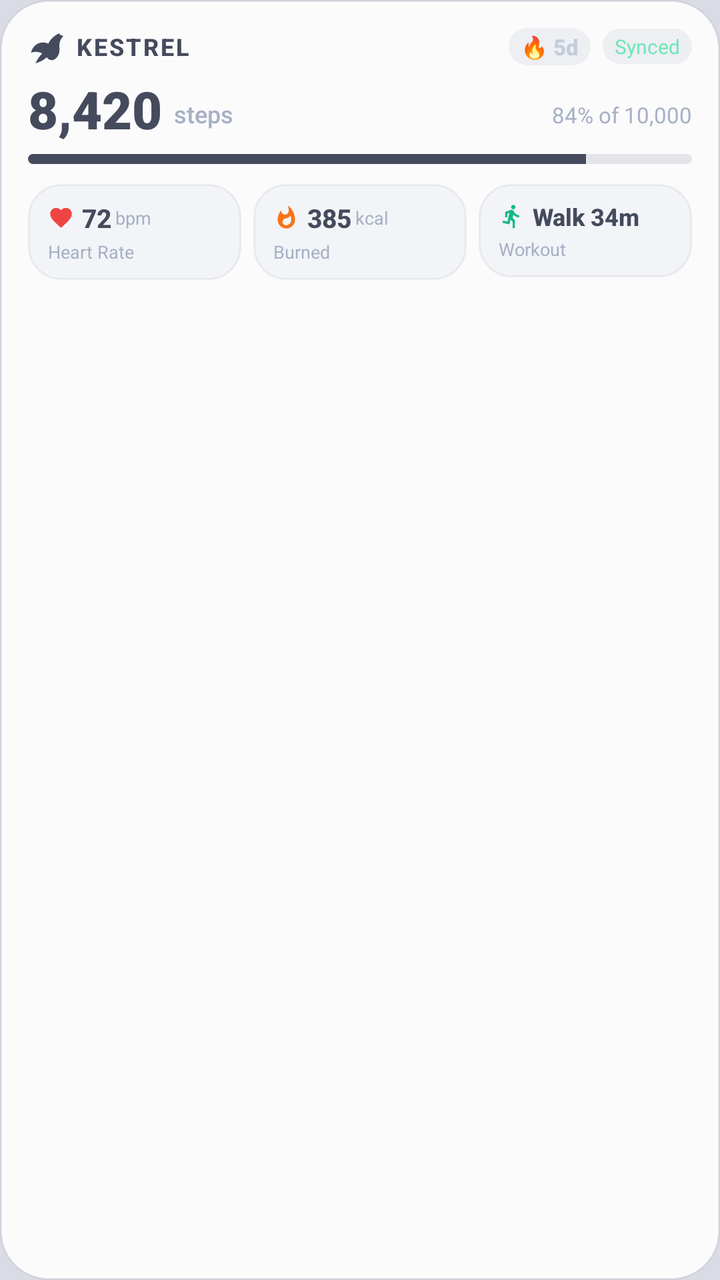
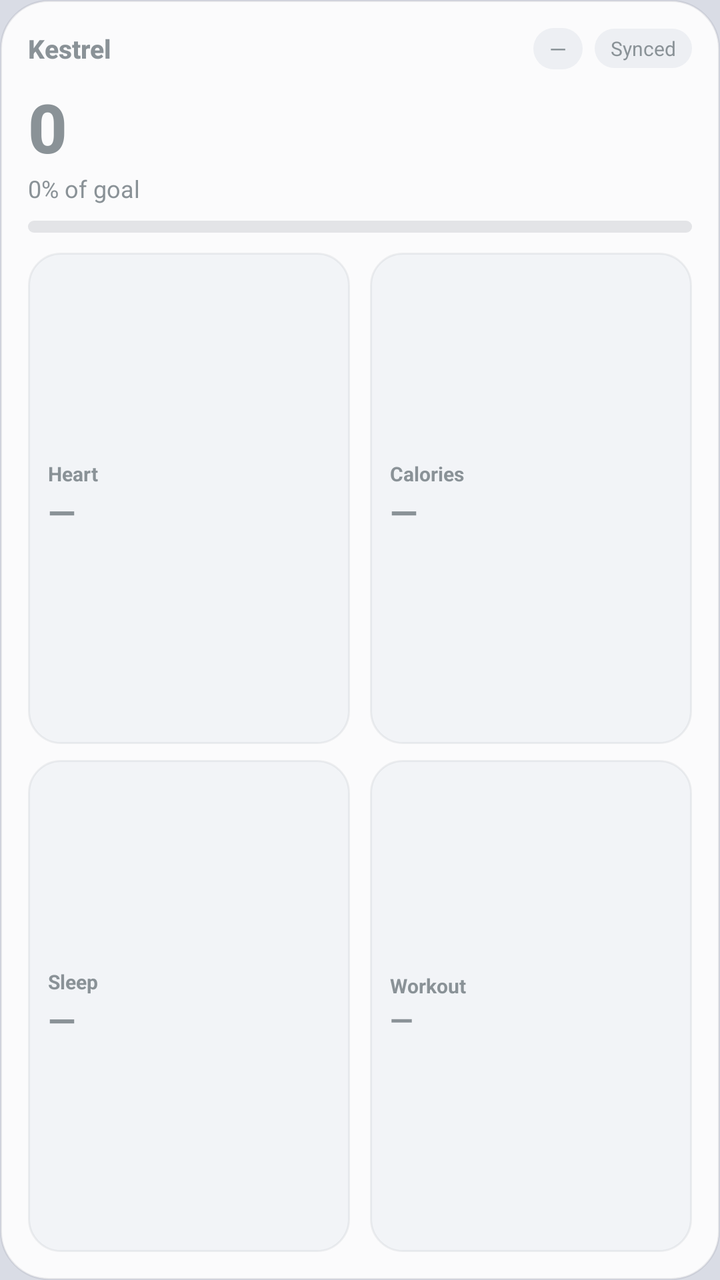

Screens rendered from an Android XML layout before and after an edit, with the pre-edit source and the edit as a unified diff.
<!-- AndroidManifest.xml: application theme Theme.MyApplication -->
<!-- res/layout/widget_health_dashboard.xml -->
<?xml version="1.0" encoding="utf-8"?>
<LinearLayout xmlns:android="http://schemas.android.com/apk/res/android"
    android:id="@+id/widget_root"
    android:layout_width="match_parent"
    android:layout_height="match_parent"
    android:background="@drawable/bg_widget_card"
    android:orientation="vertical">

    
    <LinearLayout
        android:layout_width="match_parent"
        android:layout_height="wrap_content"
        android:gravity="center_vertical"
        android:orientation="horizontal">

        <ImageView
            android:layout_width="18dp"
            android:layout_height="18dp"
            android:contentDescription="@null"
            android:src="@drawable/ic_widget_kestrel" />

        <TextView
            android:layout_width="wrap_content"
            android:layout_height="wrap_content"
            android:layout_marginStart="6dp"
            android:fontFamily="sans-serif-medium"
            android:letterSpacing="0.08"
            android:text="KESTREL"
            android:textColor="@color/glass_text"
            android:textSize="12sp"
            android:textStyle="bold" />

        <FrameLayout
            android:layout_width="0dp"
            android:layout_height="1dp"
            android:layout_weight="1" />

        <TextView
            android:id="@+id/tv_widget_streak"
            android:layout_width="wrap_content"
            android:layout_height="wrap_content"
            android:background="@drawable/bg_widget_badge"
            android:fontFamily="sans-serif-medium"
            android:paddingStart="6dp"
            android:paddingTop="2dp"
            android:paddingEnd="6dp"
            android:paddingBottom="2dp"
            android:text="🔥 5d"
            android:textColor="@color/glass_cyan"
            android:textSize="11sp"
            android:textStyle="bold" />

        <TextView
            android:id="@+id/tv_widget_sync"
            android:layout_width="wrap_content"
            android:layout_height="wrap_content"
            android:layout_marginStart="6dp"
            android:background="@drawable/bg_widget_badge"
            android:fontFamily="sans-serif"
            android:paddingStart="6dp"
            android:paddingTop="2dp"
            android:paddingEnd="6dp"
            android:paddingBottom="2dp"
            android:text="Synced"
            android:textColor="@color/glass_mint"
            android:textSize="10sp" />
    </LinearLayout>

    
    <LinearLayout
        android:layout_width="match_parent"
        android:layout_height="wrap_content"
        android:layout_marginTop="8dp"
        android:gravity="bottom"
        android:orientation="horizontal">

        <TextView
            android:id="@+id/tv_widget_steps"
            android:layout_width="wrap_content"
            android:layout_height="wrap_content"
            android:fontFamily="sans-serif-black"
            android:includeFontPadding="false"
            android:text="8,420"
            android:textColor="@color/glass_text"
            android:textSize="26sp"
            android:textStyle="bold" />

        <TextView
            android:layout_width="wrap_content"
            android:layout_height="wrap_content"
            android:layout_marginStart="6dp"
            android:layout_marginBottom="3dp"
            android:fontFamily="sans-serif-medium"
            android:text="steps"
            android:textColor="@color/glass_sky"
            android:textSize="12sp" />

        <FrameLayout
            android:layout_width="0dp"
            android:layout_height="1dp"
            android:layout_weight="1" />

        <TextView
            android:id="@+id/tv_widget_goal_sub"
            android:layout_width="wrap_content"
            android:layout_height="wrap_content"
            android:layout_marginBottom="3dp"
            android:fontFamily="sans-serif"
            android:text="84% of 10,000"
            android:textColor="@color/glass_muted"
            android:textSize="11sp" />
    </LinearLayout>

    
    <ProgressBar
        android:id="@+id/pb_widget_steps"
        style="?android:attr/progressBarStyleHorizontal"
        android:layout_width="match_parent"
        android:layout_height="5dp"
        android:layout_marginTop="6dp"
        android:max="100"
        android:progress="84"
        android:progressDrawable="@drawable/progress_drawable_kestrel" />

    
    <LinearLayout
        android:layout_width="match_parent"
        android:layout_height="wrap_content"
        android:layout_marginTop="10dp"
        android:baselineAligned="false"
        android:orientation="horizontal">

        
        <LinearLayout
            android:layout_width="0dp"
            android:layout_height="wrap_content"
            android:layout_weight="1"
            android:background="@drawable/bg_widget_pill"
            android:orientation="vertical">

            <LinearLayout
                android:layout_width="wrap_content"
                android:layout_height="wrap_content"
                android:gravity="center_vertical"
                android:orientation="horizontal">

                <ImageView
                    android:layout_width="13dp"
                    android:layout_height="13dp"
                    android:contentDescription="@null"
                    android:src="@drawable/ic_widget_heart" />

                <TextView
                    android:id="@+id/tv_widget_hr"
                    android:layout_width="wrap_content"
                    android:layout_height="wrap_content"
                    android:layout_marginStart="4dp"
                    android:fontFamily="sans-serif-medium"
                    android:text="72"
                    android:textColor="@color/glass_text"
                    android:textSize="13sp"
                    android:textStyle="bold" />

                <TextView
                    android:layout_width="wrap_content"
                    android:layout_height="wrap_content"
                    android:layout_marginStart="2dp"
                    android:text="bpm"
                    android:textColor="@color/glass_sky"
                    android:textSize="9sp" />
            </LinearLayout>

            <TextView
                android:layout_width="wrap_content"
                android:layout_height="wrap_content"
                android:layout_marginTop="2dp"
                android:text="Heart Rate"
                android:textColor="@color/glass_muted"
                android:textSize="9sp" />
        </LinearLayout>

        
        <LinearLayout
            android:layout_width="0dp"
            android:layout_height="wrap_content"
            android:layout_marginStart="6dp"
            android:layout_weight="1"
            android:background="@drawable/bg_widget_pill"
            android:orientation="vertical">

            <LinearLayout
                android:layout_width="wrap_content"
                android:layout_height="wrap_content"
                android:gravity="center_vertical"
                android:orientation="horizontal">

                <ImageView
                    android:layout_width="13dp"
                    android:layout_height="13dp"
                    android:contentDescription="@null"
                    android:src="@drawable/ic_widget_fire" />

                <TextView
                    android:id="@+id/tv_widget_cal"
                    android:layout_width="wrap_content"
                    android:layout_height="wrap_content"
                    android:layout_marginStart="4dp"
                    android:fontFamily="sans-serif-medium"
                    android:text="385"
                    android:textColor="@color/glass_text"
                    android:textSize="13sp"
                    android:textStyle="bold" />

                <TextView
                    android:layout_width="wrap_content"
                    android:layout_height="wrap_content"
                    android:layout_marginStart="2dp"
                    android:text="kcal"
                    android:textColor="@color/glass_sky"
                    android:textSize="9sp" />
            </LinearLayout>

            <TextView
                android:layout_width="wrap_content"
                android:layout_height="wrap_content"
                android:layout_marginTop="2dp"
                android:text="Burned"
                android:textColor="@color/glass_muted"
                android:textSize="9sp" />
        </LinearLayout>

        
        <LinearLayout
            android:layout_width="0dp"
            android:layout_height="wrap_content"
            android:layout_marginStart="6dp"
            android:layout_weight="1"
            android:background="@drawable/bg_widget_pill"
            android:orientation="vertical">

            <LinearLayout
                android:layout_width="wrap_content"
                android:layout_height="wrap_content"
                android:gravity="center_vertical"
                android:orientation="horizontal">

                <ImageView
                    android:layout_width="13dp"
                    android:layout_height="13dp"
                    android:contentDescription="@null"
                    android:src="@drawable/ic_widget_workout" />

                <TextView
                    android:id="@+id/tv_widget_workout"
                    android:layout_width="wrap_content"
                    android:layout_height="wrap_content"
                    android:layout_marginStart="4dp"
                    android:ellipsize="end"
                    android:fontFamily="sans-serif-medium"
                    android:maxLines="1"
                    android:text="Walk 34m"
                    android:textColor="@color/glass_text"
                    android:textSize="12sp"
                    android:textStyle="bold" />
            </LinearLayout>

            <TextView
                android:id="@+id/tv_widget_workout_label"
                android:layout_width="wrap_content"
                android:layout_height="wrap_content"
                android:layout_marginTop="2dp"
                android:ellipsize="end"
                android:maxLines="1"
                android:text="Workout"
                android:textColor="@color/glass_muted"
                android:textSize="9sp" />
        </LinearLayout>
    </LinearLayout>
</LinearLayout>
<!-- resources referenced by this layout -->
<resources>
  <color name="glass_cyan">#C5CCD9</color>
  <color name="glass_mint">#6EE7B7</color>
  <color name="glass_muted">#A7B0C4</color>
  <color name="glass_sky">#A7B0C4</color>
  <color name="glass_text">#454B5C</color>
  <!-- drawable bg_widget_badge (drawable) -->
  <?xml version="1.0" encoding="utf-8"?>
  <shape xmlns:android="http://schemas.android.com/apk/res/android" android:shape="rectangle">
      <solid android:color="#EDEFF3" />
      <corners android:radius="999dp" />
      <padding android:left="8dp" android:top="3dp" android:right="8dp" android:bottom="3dp" />
  </shape>
  <!-- drawable ic_widget_fire (drawable) -->
  <?xml version="1.0" encoding="utf-8"?>
  <vector xmlns:android="http://schemas.android.com/apk/res/android"
      android:width="20dp"
      android:height="20dp"
      android:viewportWidth="24"
      android:viewportHeight="24">
      <path
          android:fillColor="@color/kestrel_orange"
          android:pathData="M13.5,0.67s0.74,2.65 0.74,4.8c0,2.06 -1.35,3.73 -3.41,3.73c-2.07,0 -3.63,-1.67 -3.63,-3.73l0.03,-0.36C5.21,7.51 4,10.61 4,14c0,4.42 3.58,8 8,8s8,-3.58 8,-8C20,8.61 17.41,3.8 13.5,0.67zM11.71,19c-1.78,0 -3.22,-1.4 -3.22,-3.14c0,-1.62 1.05,-2.76 2.81,-3.12c1.77,-0.36 3.6,-1.21 4.62,-2.58c0.39,1.29 0.59,2.65 0.59,4.04c0,2.65 -2.15,4.8 -4.8,4.8z" />
  </vector>
  <!-- drawable ic_widget_heart (drawable) -->
  <?xml version="1.0" encoding="utf-8"?>
  <vector xmlns:android="http://schemas.android.com/apk/res/android"
      android:width="20dp"
      android:height="20dp"
      android:viewportWidth="24"
      android:viewportHeight="24">
      <path
          android:fillColor="@color/kestrel_red"
          android:pathData="M12,21.35l-1.45,-1.32C5.4,15.36 2,12.28 2,8.5 2,5.42 4.42,3 7.5,3c1.74,0 3.41,0.81 4.5,2.09C13.09,3.81 14.76,3 16.5,3 19.58,3 22,5.42 22,8.5c0,3.78 -3.4,6.86 -8.55,11.54L12,21.35z" />
  </vector>
  <!-- drawable ic_widget_kestrel (drawable) -->
  <?xml version="1.0" encoding="utf-8"?>
  <vector xmlns:android="http://schemas.android.com/apk/res/android"
      android:width="24dp"
      android:height="24dp"
      android:viewportWidth="24"
      android:viewportHeight="24">
      <path
          android:fillColor="@color/kestrel_mauve"
          android:pathData="M21,3c-3.5,1.5 -6,4 -7.5,7c-1,-0.5 -2,-0.8 -3.5,-0.8C6,9.2 3,12 2,16c3,-1 5.5,-0.5 7.5,0.5c-2.5,2.5 -4,5.5 -4.5,6.5c2.5,-0.5 5.5,-2 7.5,-4c1,1.5 2,2 4,2c3,-1 4.5,-4 4.5,-7c0,-2 -0.5,-4.5 1,-7c0.5,-0.8 1,-1.5 1.5,-2c-0.8,-0.5 -1.5,-0.8 -2.5,-1z" />
  </vector>
  <!-- drawable ic_widget_workout (drawable) -->
  <?xml version="1.0" encoding="utf-8"?>
  <vector xmlns:android="http://schemas.android.com/apk/res/android"
      android:width="20dp"
      android:height="20dp"
      android:viewportWidth="24"
      android:viewportHeight="24">
      <path
          android:fillColor="@color/kestrel_green"
          android:pathData="M13.49,5.48c1.1,0 2,-0.9 2,-2s-0.9,-2 -2,-2c-1.1,0 -2,0.9 -2,2s0.9,2 2,2zM9.89,19.38l1,-4.4 2.1,2v6h2v-7.5l-2.1,-2l0.6,-3c1.3,1.5 3.3,2.5 5.5,2.5v-2c-1.9,0 -3.5,-1 -4.3,-2.4l-1,-1.6c-0.4,-0.6 -1,-1 -1.7,-1c-0.3,0 -0.5,0.1 -0.8,0.1L6,7.98v5h2V9.48l1.8,-0.7 -1.6,8.1 -4.2,-0.9 -0.4,2 6.29,1.4z" />
  </vector>
  <style name="Theme.MyApplication" parent="android:Theme.DeviceDefault.NoActionBar">
          <item name="android:statusBarColor">#D9DCE5</item>
          <item name="android:navigationBarColor">#D9DCE5</item>
          <item name="android:windowBackground">#D9DCE5</item>
          <item name="android:windowLightStatusBar">true</item>
          <item name="android:windowLightNavigationBar">true</item>
      </style>
  <color name="kestrel_orange">#F97316</color>
  <color name="kestrel_red">#EF4444</color>
  <color name="kestrel_mauve">#454B5C</color>
  <color name="kestrel_green">#10B981</color>
  <!-- unchanged entries left out for length: 3 -->
</resources>

<!-- the commit's change to res/layout/widget_health_dashboard.xml (unified diff, before → after) -->
@@ -6,28 +6,20 @@
     android:background="@drawable/bg_widget_card"
     android:orientation="vertical">
 
-    
     <LinearLayout
         android:layout_width="match_parent"
         android:layout_height="wrap_content"
         android:gravity="center_vertical"
-        android:orientation="horizontal">
-
-        <ImageView
-            android:layout_width="18dp"
-            android:layout_height="18dp"
-            android:contentDescription="@null"
-            android:src="@drawable/ic_widget_kestrel" />
+        android:orientation="horizontal"
+        android:paddingBottom="6dp">
 
         <TextView
             android:layout_width="wrap_content"
             android:layout_height="wrap_content"
-            android:layout_marginStart="6dp"
             android:fontFamily="sans-serif-medium"
-            android:letterSpacing="0.08"
-            android:text="KESTREL"
-            android:textColor="@color/glass_text"
-            android:textSize="12sp"
+            android:text="Kestrel"
+            android:textColor="@color/widget_ink"
+            android:textSize="13sp"
             android:textStyle="bold" />
 
         <FrameLayout
@@ -40,15 +32,9 @@
             android:layout_width="wrap_content"
             android:layout_height="wrap_content"
             android:background="@drawable/bg_widget_badge"
-            android:fontFamily="sans-serif-medium"
-            android:paddingStart="6dp"
-            android:paddingTop="2dp"
-            android:paddingEnd="6dp"
-            android:paddingBottom="2dp"
-            android:text="🔥 5d"
-            android:textColor="@color/glass_cyan"
-            android:textSize="11sp"
-            android:textStyle="bold" />
+            android:text="—"
+            android:textColor="@color/widget_ink"
+            android:textSize="11sp" />
 
         <TextView
             android:id="@+id/tv_widget_sync"
@@ -56,224 +42,136 @@
             android:layout_height="wrap_content"
             android:layout_marginStart="6dp"
             android:background="@drawable/bg_widget_badge"
-            android:fontFamily="sans-serif"
-            android:paddingStart="6dp"
-            android:paddingTop="2dp"
-            android:paddingEnd="6dp"
-            android:paddingBottom="2dp"
             android:text="Synced"
-            android:textColor="@color/glass_mint"
+            android:textColor="@color/widget_muted"
             android:textSize="10sp" />
     </LinearLayout>
 
-    
-    <LinearLayout
+    <TextView
+        android:id="@+id/tv_widget_steps"
         android:layout_width="match_parent"
         android:layout_height="wrap_content"
-        android:layout_marginTop="8dp"
-        android:gravity="bottom"
-        android:orientation="horizontal">
+        android:ellipsize="end"
+        android:fontFamily="sans-serif-medium"
+        android:maxLines="1"
+        android:text="0"
+        android:textColor="@color/widget_ink"
+        android:textSize="34sp"
+        android:textStyle="bold" />
 
-        <TextView
-            android:id="@+id/tv_widget_steps"
-            android:layout_width="wrap_content"
-            android:layout_height="wrap_content"
-            android:fontFamily="sans-serif-black"
-            android:includeFontPadding="false"
-            android:text="8,420"
-            android:textColor="@color/glass_text"
-            android:textSize="26sp"
-            android:textStyle="bold" />
+    <TextView
+        android:id="@+id/tv_widget_goal_sub"
+        android:layout_width="wrap_content"
+        android:layout_height="wrap_content"
+        android:text="0% of goal"
+        android:textColor="@color/widget_muted"
+        android:textSize="12sp" />
 
-        <TextView
-            android:layout_width="wrap_content"
-            android:layout_height="wrap_content"
-            android:layout_marginStart="6dp"
-            android:layout_marginBottom="3dp"
-            android:fontFamily="sans-serif-medium"
-            android:text="steps"
-            android:textColor="@color/glass_sky"
-            android:textSize="12sp" />
-
-        <FrameLayout
-            android:layout_width="0dp"
-            android:layout_height="1dp"
-            android:layout_weight="1" />
-
-        <TextView
-            android:id="@+id/tv_widget_goal_sub"
-            android:layout_width="wrap_content"
-            android:layout_height="wrap_content"
-            android:layout_marginBottom="3dp"
-            android:fontFamily="sans-serif"
-            android:text="84% of 10,000"
-            android:textColor="@color/glass_muted"
-            android:textSize="11sp" />
-    </LinearLayout>
-
-    
     <ProgressBar
         android:id="@+id/pb_widget_steps"
         style="?android:attr/progressBarStyleHorizontal"
         android:layout_width="match_parent"
-        android:layout_height="5dp"
-        android:layout_marginTop="6dp"
+        android:layout_height="6dp"
+        android:layout_marginTop="8dp"
+        android:layout_marginBottom="10dp"
+        android:indeterminate="false"
         android:max="100"
-        android:progress="84"
+        android:progress="0"
         android:progressDrawable="@drawable/progress_drawable_kestrel" />
 
-    
     <LinearLayout
         android:layout_width="match_parent"
-        android:layout_height="wrap_content"
-        android:layout_marginTop="10dp"
-        android:baselineAligned="false"
-        android:orientation="horizontal">
+        android:layout_height="0dp"
+        android:layout_weight="1"
+        android:orientation="vertical">
 
-        
         <LinearLayout
-            android:layout_width="0dp"
-            android:layout_height="wrap_content"
+            android:layout_width="match_parent"
+            android:layout_height="0dp"
             android:layout_weight="1"
-            android:background="@drawable/bg_widget_pill"
-            android:orientation="vertical">
+            android:orientation="horizontal"
+            android:baselineAligned="false">
 
             <LinearLayout
-                android:layout_width="wrap_content"
-                android:layout_height="wrap_content"
+                android:layout_width="0dp"
+                android:layout_height="match_parent"
+                android:layout_marginEnd="5dp"
+                android:layout_weight="1"
+                android:background="@drawable/bg_widget_pill"
                 android:gravity="center_vertical"
-                android:orientation="horizontal">
-
-                <ImageView
-                    android:layout_width="13dp"
-                    android:layout_height="13dp"
-                    android:contentDescription="@null"
-                    android:src="@drawable/ic_widget_heart" />
-
+                android:orientation="vertical">
+                <TextView android:layout_width="wrap_content" android:layout_height="wrap_content"
+                    android:text="Heart" android:textColor="@color/widget_muted" android:textSize="10sp" android:textStyle="bold" />
                 <TextView
                     android:id="@+id/tv_widget_hr"
-                    android:layout_width="wrap_content"
-                    android:layout_height="wrap_content"
-                    android:layout_marginStart="4dp"
-                    android:fontFamily="sans-serif-medium"
-                    android:text="72"
-                    android:textColor="@color/glass_text"
-                    android:textSize="13sp"
-                    android:textStyle="bold" />
-
-                <TextView
-                    android:layout_width="wrap_content"
-                    android:layout_height="wrap_content"
-                    android:layout_marginStart="2dp"
-                    android:text="bpm"
-                    android:textColor="@color/glass_sky"
-                    android:textSize="9sp" />
+                    android:layout_width="match_parent" android:layout_height="wrap_content"
+                    android:ellipsize="end" android:maxLines="1"
+                    android:text="—" android:textColor="@color/widget_ink"
+                    android:textSize="18sp" android:textStyle="bold" />
             </LinearLayout>
 
-            <TextView
-                android:layout_width="wrap_content"
-                android:layout_height="wrap_content"
-                android:layout_marginTop="2dp"
-                android:text="Heart Rate"
-                android:textColor="@color/glass_muted"
-                android:textSize="9sp" />
+            <LinearLayout
+                android:layout_width="0dp"
+                android:layout_height="match_parent"
+                android:layout_marginStart="5dp"
+                android:layout_weight="1"
+                android:background="@drawable/bg_widget_pill"
+                android:gravity="center_vertical"
+                android:orientation="vertical">
+                <TextView android:layout_width="wrap_content" android:layout_height="wrap_content"
+                    android:text="Calories" android:textColor="@color/widget_muted" android:textSize="10sp" android:textStyle="bold" />
+                <TextView
+                    android:id="@+id/tv_widget_cal"
+                    android:layout_width="match_parent" android:layout_height="wrap_content"
+                    android:ellipsize="end" android:maxLines="1"
+                    android:text="—" android:textColor="@color/widget_ink"
+                    android:textSize="18sp" android:textStyle="bold" />
+            </LinearLayout>
         </LinearLayout>
 
-        
         <LinearLayout
-            android:layout_width="0dp"
-            android:layout_height="wrap_content"
-            android:layout_marginStart="6dp"
+            android:layout_width="match_parent"
+            android:layout_height="0dp"
+            android:layout_marginTop="8dp"
             android:layout_weight="1"
-            android:background="@drawable/bg_widget_pill"
-            android:orientation="vertical">
+            android:orientation="horizontal"
+            android:baselineAligned="false">
 
             <LinearLayout
-                android:layout_width="wrap_content"
-                android:layout_height="wrap_content"
+                android:layout_width="0dp"
+                android:layout_height="match_parent"
+                android:layout_marginEnd="5dp"
+                android:layout_weight="1"
+                android:background="@drawable/bg_widget_pill"
                 android:gravity="center_vertical"
-                android:orientation="horizontal">
-
-                <ImageView
-                    android:layout_width="13dp"
-                    android:layout_height="13dp"
-                    android:contentDescription="@null"
-                    android:src="@drawable/ic_widget_fire" />
-
+                android:orientation="vertical">
+                <TextView android:layout_width="wrap_content" android:layout_height="wrap_content"
+                    android:text="Sleep" android:textColor="@color/widget_muted" android:textSize="10sp" android:textStyle="bold" />
                 <TextView
-                    android:id="@+id/tv_widget_cal"
-                    android:layout_width="wrap_content"
-                    android:layout_height="wrap_content"
-                    android:layout_marginStart="4dp"
-                    android:fontFamily="sans-serif-medium"
-                    android:text="385"
-                    android:textColor="@color/glass_text"
-                    android:textSize="13sp"
-                    android:textStyle="bold" />
-
-                <TextView
-                    android:layout_width="wrap_content"
-                    android:layout_height="wrap_content"
-                    android:layout_marginStart="2dp"
-                    android:text="kcal"
-                    android:textColor="@color/glass_sky"
-                    android:textSize="9sp" />
+                    android:id="@+id/tv_widget_sleep"
+                    android:layout_width="match_parent" android:layout_height="wrap_content"
+                    android:ellipsize="end" android:maxLines="1"
+                    android:text="—" android:textColor="@color/widget_ink"
+                    android:textSize="18sp" android:textStyle="bold" />
             </LinearLayout>
 
-            <TextView
-                android:layout_width="wrap_content"
-                android:layout_height="wrap_content"
-                android:layout_marginTop="2dp"
-                android:text="Burned"
-                android:textColor="@color/glass_muted"
-                android:textSize="9sp" />
-        </LinearLayout>
-
-        
-        <LinearLayout
-            android:layout_width="0dp"
-            android:layout_height="wrap_content"
-            android:layout_marginStart="6dp"
-            android:layout_weight="1"
-            android:background="@drawable/bg_widget_pill"
-            android:orientation="vertical">
-
             <LinearLayout
-                android:layout_width="wrap_content"
-                android:layout_height="wrap_content"
+                android:layout_width="0dp"
+                android:layout_height="match_parent"
+                android:layout_marginStart="5dp"
+                android:layout_weight="1"
+                android:background="@drawable/bg_widget_pill"
                 android:gravity="center_vertical"
-                android:orientation="horizontal">
-
-                <ImageView
-                    android:layout_width="13dp"
-                    android:layout_height="13dp"
-                    android:contentDescription="@null"
-                    android:src="@drawable/ic_widget_workout" />
-
+                android:orientation="vertical">
+                <TextView android:layout_width="wrap_content" android:layout_height="wrap_content"
+                    android:text="Workout" android:textColor="@color/widget_muted" android:textSize="10sp" android:textStyle="bold" />
                 <TextView
                     android:id="@+id/tv_widget_workout"
-                    android:layout_width="wrap_content"
-                    android:layout_height="wrap_content"
-                    android:layout_marginStart="4dp"
-                    android:ellipsize="end"
-                    android:fontFamily="sans-serif-medium"
-                    android:maxLines="1"
-                    android:text="Walk 34m"
-                    android:textColor="@color/glass_text"
-                    android:textSize="12sp"
-                    android:textStyle="bold" />
+                    android:layout_width="match_parent" android:layout_height="wrap_content"
+                    android:ellipsize="end" android:maxLines="1"
+                    android:text="—" android:textColor="@color/widget_ink"
+                    android:textSize="15sp" android:textStyle="bold" />
             </LinearLayout>
-
-            <TextView
-                android:id="@+id/tv_widget_workout_label"
-                android:layout_width="wrap_content"
-                android:layout_height="wrap_content"
-                android:layout_marginTop="2dp"
-                android:ellipsize="end"
-                android:maxLines="1"
-                android:text="Workout"
-                android:textColor="@color/glass_muted"
-                android:textSize="9sp" />
         </LinearLayout>
     </LinearLayout>
 </LinearLayout>
<!-- resource entries referenced after the edit -->
@@ -1,10 +1,5 @@
 <!-- resources referenced by this layout -->
 <resources>
-  <color name="glass_cyan">#C5CCD9</color>
-  <color name="glass_mint">#6EE7B7</color>
-  <color name="glass_muted">#A7B0C4</color>
-  <color name="glass_sky">#A7B0C4</color>
-  <color name="glass_text">#454B5C</color>
   <!-- drawable bg_widget_badge (drawable) -->
   <?xml version="1.0" encoding="utf-8"?>
   <shape xmlns:android="http://schemas.android.com/apk/res/android" android:shape="rectangle">
@@ -12,50 +7,6 @@
       <corners android:radius="999dp" />
       <padding android:left="8dp" android:top="3dp" android:right="8dp" android:bottom="3dp" />
   </shape>
-  <!-- drawable ic_widget_fire (drawable) -->
-  <?xml version="1.0" encoding="utf-8"?>
-  <vector xmlns:android="http://schemas.android.com/apk/res/android"
-      android:width="20dp"
-      android:height="20dp"
-      android:viewportWidth="24"
-      android:viewportHeight="24">
-      <path
-          android:fillColor="@color/kestrel_orange"
-          android:pathData="M13.5,0.67s0.74,2.65 0.74,4.8c0,2.06 -1.35,3.73 -3.41,3.73c-2.07,0 -3.63,-1.67 -3.63,-3.73l0.03,-0.36C5.21,7.51 4,10.61 4,14c0,4.42 3.58,8 8,8s8,-3.58 8,-8C20,8.61 17.41,3.8 13.5,0.67zM11.71,19c-1.78,0 -3.22,-1.4 -3.22,-3.14c0,-1.62 1.05,-2.76 2.81,-3.12c1.77,-0.36 3.6,-1.21 4.62,-2.58c0.39,1.29 0.59,2.65 0.59,4.04c0,2.65 -2.15,4.8 -4.8,4.8z" />
-  </vector>
-  <!-- drawable ic_widget_heart (drawable) -->
-  <?xml version="1.0" encoding="utf-8"?>
-  <vector xmlns:android="http://schemas.android.com/apk/res/android"
-      android:width="20dp"
-      android:height="20dp"
-      android:viewportWidth="24"
-      android:viewportHeight="24">
-      <path
-          android:fillColor="@color/kestrel_red"
-          android:pathData="M12,21.35l-1.45,-1.32C5.4,15.36 2,12.28 2,8.5 2,5.42 4.42,3 7.5,3c1.74,0 3.41,0.81 4.5,2.09C13.09,3.81 14.76,3 16.5,3 19.58,3 22,5.42 22,8.5c0,3.78 -3.4,6.86 -8.55,11.54L12,21.35z" />
-  </vector>
-  <!-- drawable ic_widget_kestrel (drawable) -->
-  <?xml version="1.0" encoding="utf-8"?>
-  <vector xmlns:android="http://schemas.android.com/apk/res/android"
-      android:width="24dp"
-      android:height="24dp"
-      android:viewportWidth="24"
-      android:viewportHeight="24">
-      <path
-          android:fillColor="@color/kestrel_mauve"
-          android:pathData="M21,3c-3.5,1.5 -6,4 -7.5,7c-1,-0.5 -2,-0.8 -3.5,-0.8C6,9.2 3,12 2,16c3,-1 5.5,-0.5 7.5,0.5c-2.5,2.5 -4,5.5 -4.5,6.5c2.5,-0.5 5.5,-2 7.5,-4c1,1.5 2,2 4,2c3,-1 4.5,-4 4.5,-7c0,-2 -0.5,-4.5 1,-7c0.5,-0.8 1,-1.5 1.5,-2c-0.8,-0.5 -1.5,-0.8 -2.5,-1z" />
-  </vector>
-  <!-- drawable ic_widget_workout (drawable) -->
-  <?xml version="1.0" encoding="utf-8"?>
-  <vector xmlns:android="http://schemas.android.com/apk/res/android"
-      android:width="20dp"
-      android:height="20dp"
-      android:viewportWidth="24"
-      android:viewportHeight="24">
-      <path
-          android:fillColor="@color/kestrel_green"
-          android:pathData="M13.49,5.48c1.1,0 2,-0.9 2,-2s-0.9,-2 -2,-2c-1.1,0 -2,0.9 -2,2s0.9,2 2,2zM9.89,19.38l1,-4.4 2.1,2v6h2v-7.5l-2.1,-2l0.6,-3c1.3,1.5 3.3,2.5 5.5,2.5v-2c-1.9,0 -3.5,-1 -4.3,-2.4l-1,-1.6c-0.4,-0.6 -1,-1 -1.7,-1c-0.3,0 -0.5,0.1 -0.8,0.1L6,7.98v5h2V9.48l1.8,-0.7 -1.6,8.1 -4.2,-0.9 -0.4,2 6.29,1.4z" />
-  </vector>
   <style name="Theme.MyApplication" parent="android:Theme.DeviceDefault.NoActionBar">
           <item name="android:statusBarColor">#D9DCE5</item>
           <item name="android:navigationBarColor">#D9DCE5</item>
@@ -63,10 +14,6 @@
           <item name="android:windowLightStatusBar">true</item>
           <item name="android:windowLightNavigationBar">true</item>
       </style>
-  <color name="kestrel_orange">#F97316</color>
-  <color name="kestrel_red">#EF4444</color>
-  <color name="kestrel_mauve">#454B5C</color>
-  <color name="kestrel_green">#10B981</color>
   <!-- unchanged entries left out for length: 3 -->
 </resources>
 
